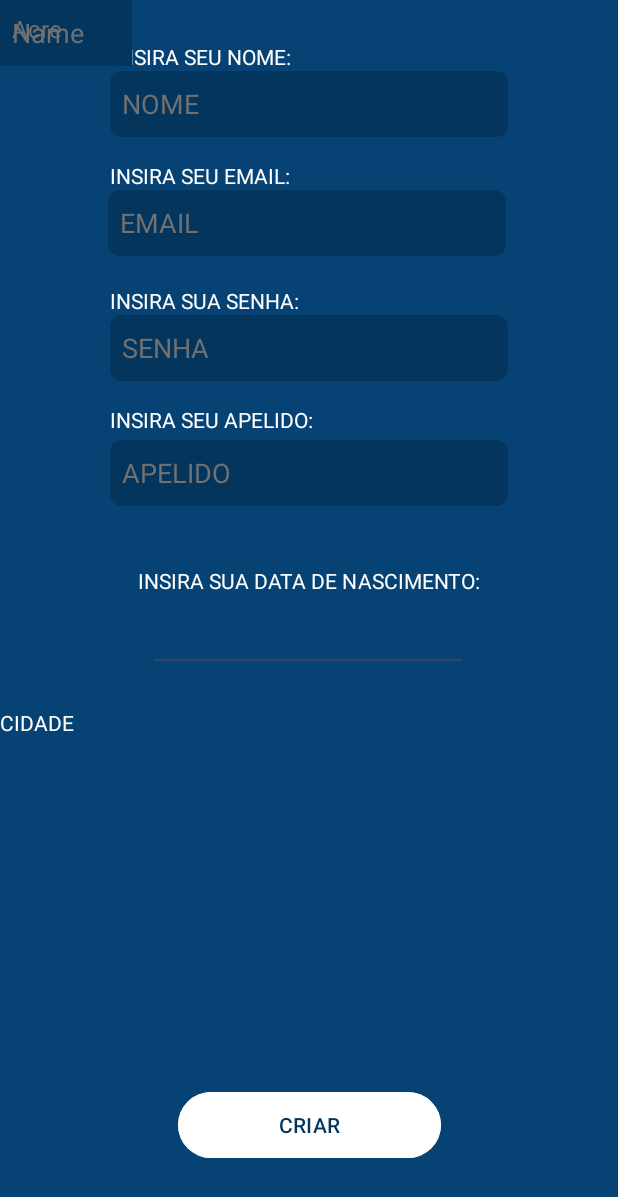
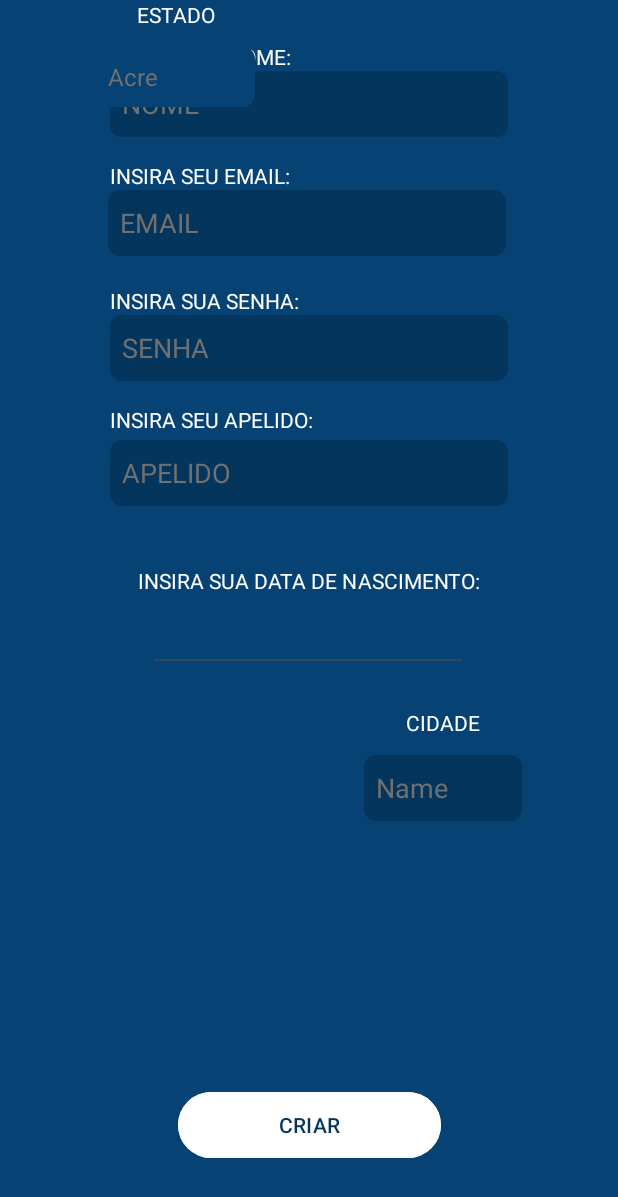
Before and after one commit to delfis-project/delfis-app, an Android app: the RegisterActivity screen opened directly, with no data from a screen before it, on a phone screen of 412 x 824 dp. Shown: the top 1197 px of the screen. Run offline under Robolectric (Android 15) with nearby library versions, the phone set to English and light mode, and no system bars.

Commit message:
arrumando as constraits

```diff
--- a/app/src/main/res/layout/activity_register.xml
+++ b/app/src/main/res/layout/activity_register.xml
@@ -165,7 +165,9 @@
         android:text="ESTADO"
         android:textColor="#FFFFFF"
         android:textColorHint="#FFFFFF"
-        tools:layout_editor_absoluteX="92dp"
+        app:layout_constraintEnd_toStartOf="@+id/textView17"
+        app:layout_constraintHorizontal_bias="0.42"
+        app:layout_constraintStart_toStartOf="parent"
         tools:layout_editor_absoluteY="474dp" />
 
     <TextView
@@ -173,35 +175,41 @@
         android:layout_width="wrap_content"
         android:layout_height="wrap_content"
         android:layout_marginTop="24dp"
+        android:layout_marginEnd="92dp"
         android:text="CIDADE"
         android:textColor="#FFFFFF"
         android:textColorHint="#FFFFFF"
-        app:layout_constraintTop_toBottomOf="@+id/editTextDate2"
-        tools:layout_editor_absoluteX="271dp" />
+        app:layout_constraintEnd_toEndOf="parent"
+        app:layout_constraintTop_toBottomOf="@+id/editTextDate2" />
 
     <EditText
         android:id="@+id/editTextText2"
-        android:layout_width="88dp"
+        android:layout_width="105dp"
         android:layout_height="44dp"
-        android:background="#03355D"
+        android:layout_marginTop="12dp"
+        android:layout_marginEnd="64dp"
+        android:background="@drawable/rounded_edittext"
         android:backgroundTint="#03355D"
         android:ems="10"
         android:inputType="text"
         android:padding="8dp"
         android:text="Name"
         android:textColor="#717171"
-        tools:layout_editor_absoluteX="250dp"
-        tools:layout_editor_absoluteY="507dp" />
+        app:layout_constraintEnd_toEndOf="parent"
+        app:layout_constraintTop_toBottomOf="@+id/textView17" />
 
     <Spinner
         android:id="@+id/spinnerEstados"
-        android:layout_width="wrap_content"
-        android:layout_height="wrap_content"
+        android:layout_width="106dp"
+        android:layout_height="40dp"
+        android:layout_marginStart="64dp"
+        android:layout_marginTop="12dp"
+        android:background="@drawable/rounded_edittext"
         android:backgroundTint="#064273"
         android:popupBackground="#064273"
         android:spinnerMode="dropdown"
-        tools:layout_editor_absoluteX="73dp"
-        tools:layout_editor_absoluteY="507dp"
+        app:layout_constraintStart_toStartOf="parent"
+        app:layout_constraintTop_toBottomOf="@+id/textView16"
         tools:ignore="MissingConstraints" />
 
 
```
